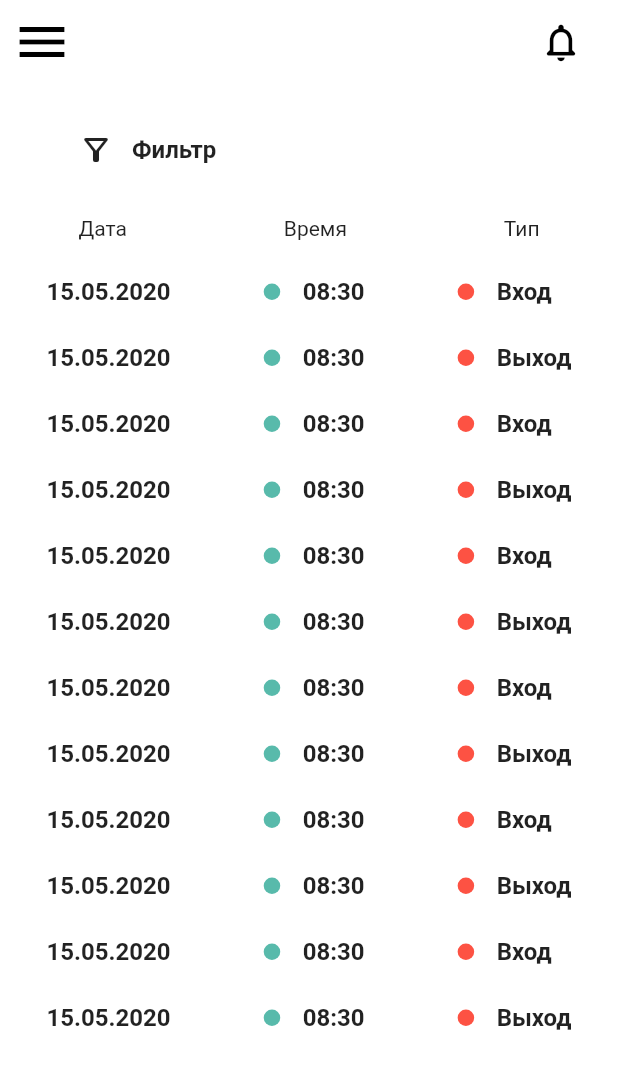
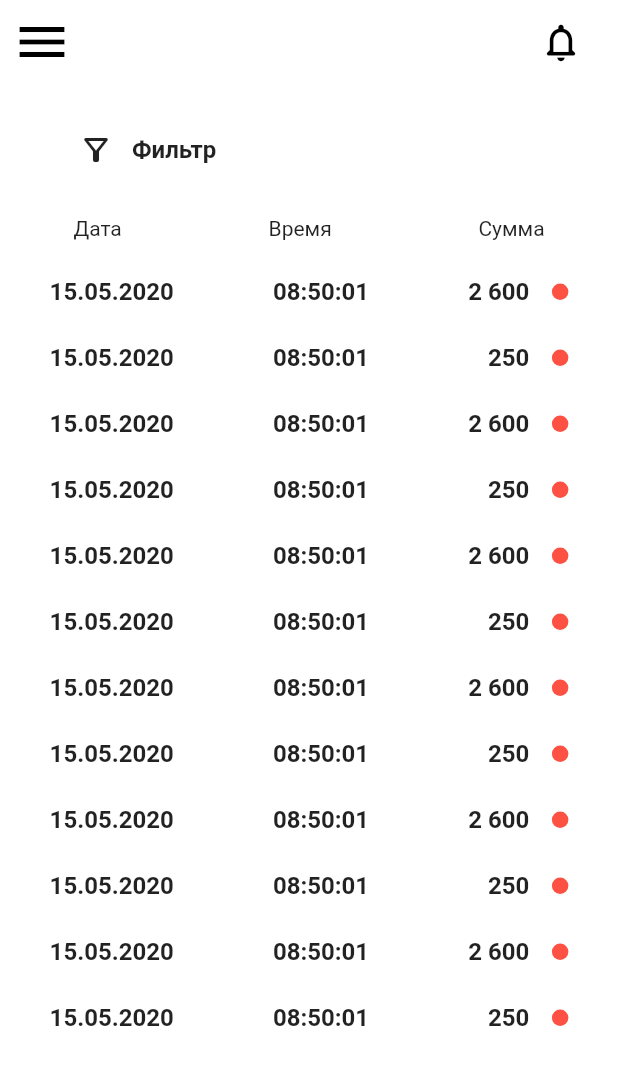
Before and after one commit to nonik1017/skud, a Flutter app: the screen it shows after launch, on a phone screen of 412 x 824 dp. Shown: the top 1069 px of the screen. Run offline on Flutter 3.47's test engine with Material 2 defaults, Android fonts, the phone set to English and light mode, and no system bars.

Commit message:
transactions

```diff
--- a/lib/init.dart
+++ b/lib/init.dart
@@ -2,6 +2,7 @@ import 'dart:ui';
 
 import 'package:flutter/material.dart';
 import 'package:skud/profile.dart';
+import 'package:skud/transactions.dart';
 import 'package:skud/visits.dart';
 
 class InitApp extends StatefulWidget {
@@ -330,7 +331,7 @@ class InitState extends State<InitApp> {
                 ],
               ),
             ),
-          body: const VisitsApp()
+          body: const TransactionsApp()
         )
       ),
     );
--- /dev/null
+++ b/lib/transactions.dart
@@ -0,0 +1,247 @@
+import 'dart:ui';
+
+import 'package:flutter/material.dart';
+import 'package:skud/filter_period.dart';
+
+class TransactionsApp extends StatefulWidget {
+  const TransactionsApp({Key? key}) : super(key: key);
+
+  @override
+  TransactionsState createState() => TransactionsState();
+}
+
+class TransactionsState extends State<TransactionsApp> {
+
+  // Временный переменные только для верстки
+  // Удалить после соединения с бэком
+
+  List dates = [
+    '15.05.2020',
+    '15.05.2020',
+    '15.05.2020',
+    '15.05.2020',
+    '15.05.2020',
+    '15.05.2020',
+    '15.05.2020',
+    '15.05.2020',
+    '15.05.2020',
+    '15.05.2020',
+    '15.05.2020',
+    '15.05.2020'];
+
+  List times = [
+    '08:50:01',
+    '08:50:01',
+    '08:50:01',
+    '08:50:01',
+    '08:50:01',
+    '08:50:01',
+    '08:50:01',
+    '08:50:01',
+    '08:50:01',
+    '08:50:01',
+    '08:50:01',
+    '08:50:01'];
+
+  List types = [
+    '2 600',
+    '250',
+    '2 600',
+    '250',
+    '2 600',
+    '250',
+    '2 600',
+    '250',
+    '2 600',
+    '250',
+    '2 600',
+    '250'];
+
+  // Не удалять
+  bool filterTapped = false;
+  double tableMarginTop = 20;
+
+  @override
+  Widget build(BuildContext context) {
+    return MaterialApp(
+      debugShowCheckedModeBanner: false,
+      theme: ThemeData(scaffoldBackgroundColor: Colors.white),
+      home: Builder(
+        builder: (context) => Scaffold(
+          body: ListView(
+            children: [
+              Column(
+                crossAxisAlignment: CrossAxisAlignment.start,
+                children: [
+                  Container(
+                    margin: const EdgeInsets.only(left: 40),
+                    padding: const EdgeInsets.only(top: 20),
+                    child: Row(
+                      mainAxisAlignment: MainAxisAlignment.start,
+                      children: [
+                        IconButton(
+                          onPressed: () {
+                            setState(() {
+                              if (filterTapped){
+                                tableMarginTop = 170;
+                                filterTapped = false;
+                              } else {
+                                tableMarginTop = 20;
+                                filterTapped = true;
+                              }
+                            });
+                          },
+                          icon: const Icon(Icons.filter_alt_outlined)
+                        ),
+
+                        const Text(
+                          'Фильтр',
+                          style: TextStyle(
+                            fontSize: 16,
+                            fontWeight: FontWeight.w600
+                          ),
+                        )
+                      ],
+                    ),
+                  ),
+                ],
+              ),
+
+              filterTapped ?
+              Container(
+                height: 150,
+                margin: const EdgeInsets.only(top: 5),
+                decoration: const BoxDecoration(
+                  color: Color.fromRGBO(88, 186, 171, 0.06)
+                ),
+                child: const FilterPeriodApp(),
+              )
+              : Container(),
+
+              Row(
+                crossAxisAlignment: CrossAxisAlignment.start,
+                mainAxisAlignment: MainAxisAlignment.spaceAround,
+                children: [
+                  Container(
+                    margin: const EdgeInsets.only(top: 20),
+                    child: const Text(
+                      'Дата',
+                      style: TextStyle(
+                        fontSize: 14,
+                        fontWeight: FontWeight.w400,
+                      ),
+                    )
+                  ),
+
+                  Container(
+                    margin: const EdgeInsets.only(top: 20),
+                    child: const Text(
+                      "Время",
+                      style: TextStyle(
+                        fontSize: 14,
+                        fontWeight: FontWeight.w400,
+                      ),
+                    ),
+                  ),
+
+                  Container(
+                    margin: const EdgeInsets.only(top: 20),
+                    child: const Text(
+                      "Сумма",
+                      style: TextStyle(
+                        fontSize: 14,
+                        fontWeight: FontWeight.w400,
+                      ),
+                    ),
+                  ),
+
+                ],
+              ),
+
+              Row(
+                crossAxisAlignment: CrossAxisAlignment.start,
+                mainAxisAlignment: MainAxisAlignment.spaceAround,
+                children: [
+                  Column(
+                    children: [
+                      for (var date in dates)
+                        Container(
+                          margin: const EdgeInsets.only(top: 25),
+                          child: Text(
+                            date,
+                            style: const TextStyle(
+                              fontSize: 16,
+                              fontWeight: FontWeight.w700,
+                            ),
+                          )
+                        ),
+
+                    ],
+                  ),
+
+                  Column(
+                    children: <Widget>[
+                      for (var time in times)
+                        Container(
+                          margin: const EdgeInsets.only(top: 25),
+                          child: Text(
+                            time,
+                            style: const TextStyle(
+                              fontSize: 16,
+                              fontWeight: FontWeight.w700,
+                            ),
+                          ),
+                        ),
+
+                    ],
+                  ),
+
+                  Column(
+                    crossAxisAlignment: CrossAxisAlignment.end,
+                    children: <Widget>[
+                      for (var type in types)
+                        Row(
+                          mainAxisAlignment: MainAxisAlignment.end,
+                          crossAxisAlignment: CrossAxisAlignment.end,
+                          children: [
+                            Container(
+                              margin: const EdgeInsets.only(top: 25),
+                              child: Text(
+                                type,
+                                style: const TextStyle(
+                                  fontSize: 16,
+                                  fontWeight: FontWeight.w700,
+                                ),
+                              ),
+                            ),
+
+                            Transform.translate(
+                              offset: const Offset(0, -4),
+                              child: Container(
+                                height: 11,
+                                width: 11,
+                                margin: const EdgeInsets.only(left: 15),
+                                decoration: const BoxDecoration(
+                                  color: Color.fromRGBO(253, 82, 67, 1),
+                                  shape: BoxShape.circle
+                                )
+                              ),
+
+                            ),
+
+                          ],
+                        ),
+
+                    ],
+                  ),
+
+                ],
+              ),
+            ],
+
+          ),
+        )
+      ),
+    );
+  }
+}
```
